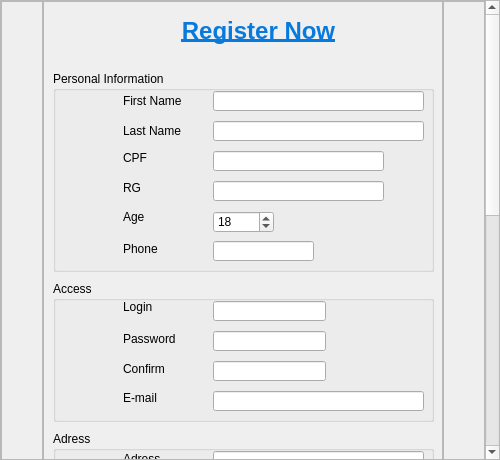
Before: the Qt Designer form Ipiranga_GUI/formregister.ui in Hugo-NF/App_Ipiranga, drawn with Qt 5.
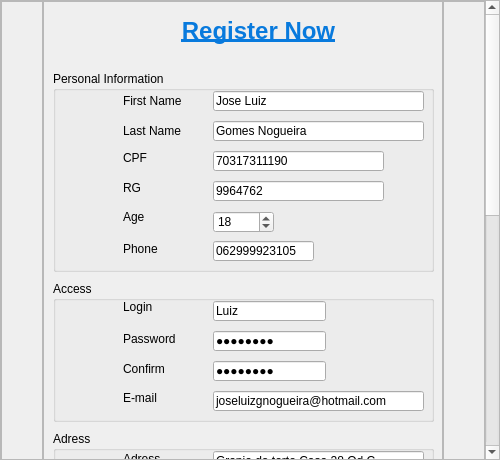
After: the same form once the commit is applied. Icons and pictures are not drawn.

Patch:
```diff
--- a/Ipiranga_GUI/formregister.ui
+++ b/Ipiranga_GUI/formregister.ui
@@ -57,7 +57,7 @@
       <property name="geometry">
        <rect>
         <x>0</x>
-        <y>0</y>
+        <y>-524</y>
         <width>485</width>
         <height>980</height>
        </rect>
@@ -263,7 +263,7 @@
             <locale language="English" country="UnitedStates"/>
            </property>
            <property name="text">
-            <string/>
+            <string>Jose Luiz</string>
            </property>
            <property name="maxLength">
             <number>20</number>
@@ -284,6 +284,9 @@
            <property name="locale">
             <locale language="English" country="UnitedStates"/>
            </property>
+           <property name="text">
+            <string>Gomes Nogueira</string>
+           </property>
            <property name="maxLength">
             <number>20</number>
            </property>
@@ -303,6 +306,9 @@
            <property name="inputMethodHints">
             <set>Qt::ImhFormattedNumbersOnly</set>
            </property>
+           <property name="text">
+            <string>70317311190</string>
+           </property>
            <property name="maxLength">
             <number>11</number>
            </property>
@@ -319,6 +325,9 @@
            <property name="locale">
             <locale language="English" country="UnitedStates"/>
            </property>
+           <property name="text">
+            <string>9964762</string>
+           </property>
            <property name="maxLength">
             <number>11</number>
            </property>
@@ -355,7 +364,7 @@
             <locale language="English" country="UnitedStates"/>
            </property>
            <property name="text">
-            <string/>
+            <string>062999923105</string>
            </property>
            <property name="maxLength">
             <number>15</number>
@@ -456,6 +465,9 @@
            <property name="locale">
             <locale language="English" country="UnitedStates"/>
            </property>
+           <property name="text">
+            <string>Granja do torto Casa 28 Qd.C</string>
+           </property>
            <property name="maxLength">
             <number>100</number>
            </property>
@@ -776,6 +788,9 @@
            <property name="locale">
             <locale language="English" country="UnitedStates"/>
            </property>
+           <property name="text">
+            <string>Luiz</string>
+           </property>
            <property name="maxLength">
             <number>20</number>
            </property>
@@ -792,6 +807,9 @@
            <property name="locale">
             <locale language="English" country="UnitedStates"/>
            </property>
+           <property name="text">
+            <string>12345678</string>
+           </property>
            <property name="maxLength">
             <number>30</number>
            </property>
@@ -827,6 +845,9 @@
            <property name="locale">
             <locale language="English" country="UnitedStates"/>
            </property>
+           <property name="text">
+            <string>12345678</string>
+           </property>
            <property name="maxLength">
             <number>30</number>
            </property>
@@ -846,6 +867,9 @@
            <property name="locale">
             <locale language="English" country="UnitedStates"/>
            </property>
+           <property name="text">
+            <string>joseluizgnogueira@hotmail.com</string>
+           </property>
            <property name="maxLength">
             <number>45</number>
            </property>
```
Left out of the diff: 27 changed lines with no effect on the pictures.
